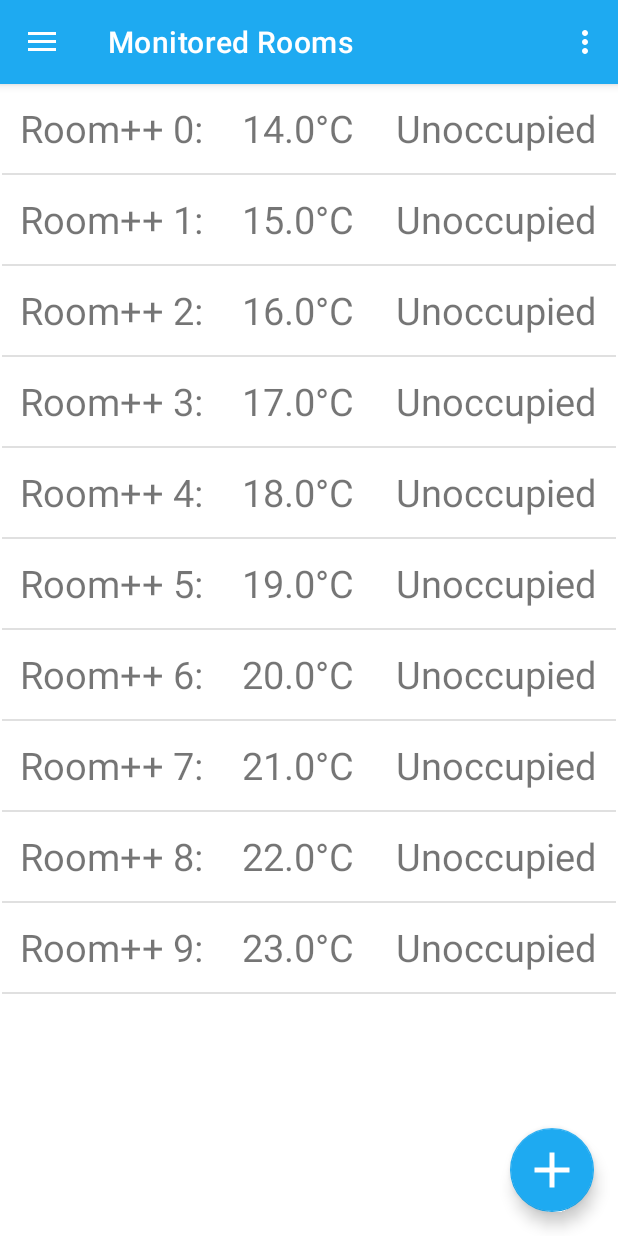
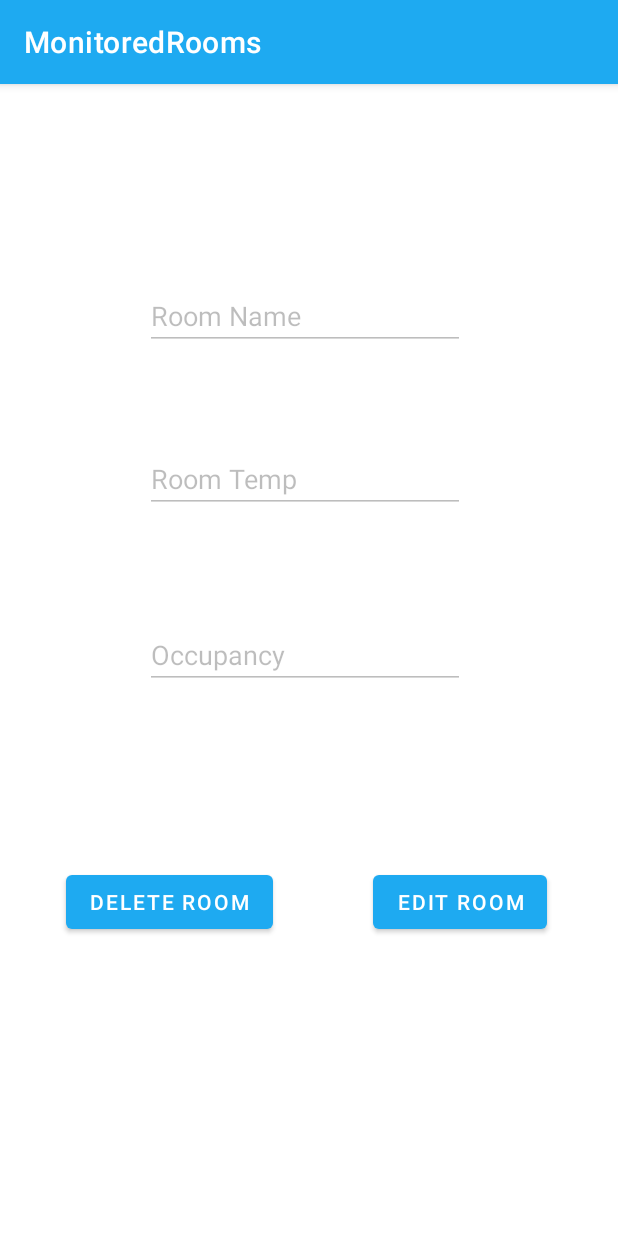
Before and after one commit to SimarjitBilkhuSB/MonitoredRooms, an Android app: the screen it shows after launch (MonitoredRoomsActivity before the commit, RoomProfileActivity after it), after a tap on an icon or button, on a phone screen of 412 x 824 dp. Run offline under Robolectric (Android 15) with nearby library versions, the phone set to English and light mode, and no system bars; our stand-ins replace Firebase (no records; nobody signed in at launch, a user with empty details on screens opened directly), navigation-ui.

Commit message:
Added room profile

```diff
--- a/MonitoredRooms/app/src/main/AndroidManifest.xml
+++ b/MonitoredRooms/app/src/main/AndroidManifest.xml
@@ -9,6 +9,7 @@
         android:roundIcon="@mipmap/ic_launcher_round"
         android:supportsRtl="true"
         android:theme="@style/Theme.MonitoredRooms">
+        <activity android:name=".RoomProfileActivity"></activity>
         <activity
             android:name=".MonitoredRoomsActivity"
             android:label="@string/title_activity_monitored_rooms"
--- /dev/null
+++ b/MonitoredRooms/app/src/main/java/com/example/monitoredrooms/RoomProfileActivity.java
@@ -0,0 +1,109 @@
+package com.example.monitoredrooms;
+
+import androidx.annotation.NonNull;
+import androidx.appcompat.app.AppCompatActivity;
+
+import android.content.Intent;
+import android.os.Bundle;
+import android.util.Log;
+import android.view.View;
+import android.widget.Button;
+import android.widget.EditText;
+
+import com.google.firebase.database.DataSnapshot;
+import com.google.firebase.database.DatabaseError;
+import com.google.firebase.database.DatabaseReference;
+import com.google.firebase.database.FirebaseDatabase;
+import com.google.firebase.database.Query;
+import com.google.firebase.database.ValueEventListener;
+
+import org.jetbrains.annotations.NotNull;
+
+import static android.content.ContentValues.TAG;
+
+public class RoomProfileActivity extends AppCompatActivity {
+    protected EditText mRoomName;
+    protected EditText mRoomTemp;
+    protected EditText mRoomOccupancyStatus;
+    protected EditText mEditRoomName;
+    protected EditText mEditMinTemp;
+    protected EditText mEditMaxTemp;
+    protected EditText mEditOccupancy;
+    protected Button mDeleteRoom;
+    protected Button mSaveChanges;
+    protected Button mEditRoom;
+    protected View mEditRoomLayout;
+
+    @Override
+    protected void onCreate(Bundle savedInstanceState) {
+        super.onCreate(savedInstanceState);
+        setContentView(R.layout.activity_room_profile);
+
+        FirebaseDatabase database = FirebaseDatabase.getInstance();
+
+        mRoomName = findViewById(R.id.roomName);
+        mRoomTemp = findViewById(R.id.roomTemp);
+        mRoomOccupancyStatus = findViewById(R.id.roomOccupancyStatus);
+        mDeleteRoom = findViewById(R.id.deleteRoom);
+        mEditRoom = findViewById(R.id.editRoom);
+        mSaveChanges = findViewById(R.id.saveChanges);
+        //mEditRoomName = mEditRoomLayout.findViewById(R.id.edit_roomName);
+        //mEditMinTemp = mEditRoomLayout.findViewById(R.id.edit_minTemp);
+        //mEditMaxTemp = mEditRoomLayout.findViewById(R.id.edit_maxTemp);
+        //mEditOccupancy = mEditRoomLayout.findViewById(R.id.edit_occupancy);
+        mEditRoomLayout = findViewById(R.id.edit_room_layout);
+
+        /** Assign text values to each of the text fields
+         * Take information from the database and set values.
+         * Database not yet created so assign values on hold.
+         */
+
+
+
+        //Make text fields not editable
+        mRoomName.setEnabled(false);
+        mRoomTemp.setEnabled(false);
+        mRoomOccupancyStatus.setEnabled(false);
+
+        mEditRoom.setOnClickListener(new View.OnClickListener() {
+            @Override
+            public void onClick(View v) {
+                //Make Room Profile Layout editable
+                mEditRoomLayout.setVisibility(View.VISIBLE);
+                mRoomName.setVisibility(View.GONE);
+                mRoomOccupancyStatus.setVisibility(View.GONE);
+                mRoomTemp.setVisibility(View.GONE);
+                //Remove delete room and edit room button from view and display save changes button
+                mDeleteRoom.setVisibility(View.GONE);
+                mEditRoom.setVisibility(View.GONE);
+                mSaveChanges.setVisibility(View.VISIBLE);
+
+            }
+        });
+
+        //Save the changes made into the database
+
+        /**
+         mSaveChanges.setOnClickListener(new View.OnClickListener() {
+        @Override
+        public void onClick(View v) {
+
+        }
+        });
+         */
+
+        //Delete the room from the database
+
+         mDeleteRoom.setOnClickListener(new View.OnClickListener() {
+        @Override
+        public void onClick(View v) {
+            //For Testing, deleting a hardcoded value
+            DatabaseReference ref = database.getReference("User").child("Room").child("e");
+            ref.removeValue();
+
+            startActivity(new Intent(RoomProfileActivity.this, MonitoredRoomsActivity.class));
+        }
+        });
+
+    }
+}
--- a/MonitoredRooms/app/src/main/java/com/example/monitoredrooms/ui/home/MonitoredRoomsFragment.java
+++ b/MonitoredRooms/app/src/main/java/com/example/monitoredrooms/ui/home/MonitoredRoomsFragment.java
@@ -1,6 +1,7 @@
 package com.example.monitoredrooms.ui.home;
 
 import android.content.DialogInterface;
+import android.content.Intent;
 import android.os.Bundle;
 import android.view.LayoutInflater;
 import android.view.Menu;
@@ -22,6 +23,7 @@ import androidx.fragment.app.Fragment;
 
 import com.example.monitoredrooms.AddRoomDialog;
 import com.example.monitoredrooms.R;
+import com.example.monitoredrooms.RoomProfileActivity;
 import com.example.monitoredrooms.databinding.FragmentFeature1Binding;
 import com.example.monitoredrooms.databinding.FragmentMonitoredRoomsBinding;
 import com.example.monitoredrooms.ui.feature1.Feature1Fragment;
@@ -31,6 +33,11 @@ import com.example.monitoredrooms.utility.SortByHighTemperature;
 import com.example.monitoredrooms.utility.SortByLowTemperature;
 import com.example.monitoredrooms.utility.SortByRoomName;
 import com.google.android.material.floatingactionbutton.FloatingActionButton;
+import com.google.firebase.database.DataSnapshot;
+import com.google.firebase.database.DatabaseError;
+import com.google.firebase.database.DatabaseReference;
+import com.google.firebase.database.FirebaseDatabase;
+import com.google.firebase.database.ValueEventListener;
 
 import org.jetbrains.annotations.NotNull;
 
@@ -160,7 +167,7 @@ public class MonitoredRoomsFragment extends Fragment implements DialogInterface.
                 goToRoomProfileActivity(room);
 
                 //for test purposes // remove eventually
-                Toast.makeText(getContext(), room.getRoomName(), Toast.LENGTH_LONG).show();
+                //Toast.makeText(getContext(), room.getRoomName(), Toast.LENGTH_LONG).show();
             }
         });
 
@@ -168,8 +175,9 @@ public class MonitoredRoomsFragment extends Fragment implements DialogInterface.
 
     private void goToRoomProfileActivity(Room room) {
         //create room profile activity
-        //Intent roomProfileIntent = new Intent(MonitoredRoomsFragment.this, RoomProfileActivity.class);
-        //roomProfileIntent.putExtra("Room", room);
+        Intent roomProfileIntent = new Intent(MonitoredRoomsFragment.this.getActivity(), RoomProfileActivity.class);
+        roomProfileIntent.putExtra("Room", room);
+        startActivity(roomProfileIntent);
     }
 
     //only for test purposes
@@ -181,6 +189,7 @@ public class MonitoredRoomsFragment extends Fragment implements DialogInterface.
             String roomName = "Room++ " + i +":"; //rooms can have 8 characters long names for now
             testRoomList.add(new Room(roomName, 14+i, 14-i, 2*14+i, "Unoccupied", 10));
         }
+
 
         //if the string is empty for some reason, set it to default
         if(sortByChoice == null){
--- /dev/null
+++ b/MonitoredRooms/app/src/main/res/layout/activity_room_profile.xml
@@ -0,0 +1,96 @@
+<?xml version="1.0" encoding="utf-8"?>
+<androidx.constraintlayout.widget.ConstraintLayout xmlns:android="http://schemas.android.com/apk/res/android"
+    xmlns:app="http://schemas.android.com/apk/res-auto"
+    xmlns:tools="http://schemas.android.com/tools"
+    android:layout_width="match_parent"
+    android:layout_height="match_parent">
+
+
+    <EditText
+        android:id="@+id/roomName"
+        android:layout_width="wrap_content"
+        android:layout_height="wrap_content"
+        android:ems="10"
+        android:hint="Room Name"
+        android:inputType="textPersonName"
+        android:text="Room Name"
+        app:layout_constraintBottom_toBottomOf="parent"
+        app:layout_constraintEnd_toEndOf="parent"
+        app:layout_constraintHorizontal_bias="0.487"
+        app:layout_constraintStart_toStartOf="parent"
+        app:layout_constraintTop_toTopOf="parent"
+        app:layout_constraintVertical_bias="0.183" />
+
+    <Button
+        android:id="@+id/editRoom"
+        android:layout_width="wrap_content"
+        android:layout_height="wrap_content"
+        android:text="Edit Room"
+        app:layout_constraintBottom_toBottomOf="parent"
+        app:layout_constraintEnd_toEndOf="parent"
+        app:layout_constraintHorizontal_bias="0.839"
+        app:layout_constraintStart_toStartOf="parent"
+        app:layout_constraintTop_toTopOf="parent"
+        app:layout_constraintVertical_bias="0.724" />
+
+    <Button
+        android:id="@+id/deleteRoom"
+        android:layout_width="wrap_content"
+        android:layout_height="wrap_content"
+        android:text="Delete Room"
+        app:layout_constraintBottom_toBottomOf="parent"
+        app:layout_constraintEnd_toEndOf="parent"
+        app:layout_constraintHorizontal_bias="0.16"
+        app:layout_constraintStart_toStartOf="parent"
+        app:layout_constraintTop_toTopOf="parent"
+        app:layout_constraintVertical_bias="0.724" />
+
+    <EditText
+        android:id="@+id/roomTemp"
+        android:layout_width="wrap_content"
+        android:layout_height="wrap_content"
+        android:ems="10"
+        android:hint="Room Temp"
+        android:inputType="textPersonName"
+        android:text="Room Temp"
+        app:layout_constraintBottom_toBottomOf="parent"
+        app:layout_constraintEnd_toEndOf="parent"
+        app:layout_constraintHorizontal_bias="0.487"
+        app:layout_constraintStart_toStartOf="parent"
+        app:layout_constraintTop_toBottomOf="@+id/roomName"
+        app:layout_constraintVertical_bias="0.116" />
+
+    <EditText
+        android:id="@+id/roomOccupancyStatus"
+        android:layout_width="wrap_content"
+        android:layout_height="wrap_content"
+        android:ems="10"
+        android:hint="Occupancy"
+        android:inputType="textPersonName"
+        android:text="Occupancy"
+        app:layout_constraintBottom_toBottomOf="parent"
+        app:layout_constraintEnd_toEndOf="parent"
+        app:layout_constraintHorizontal_bias="0.487"
+        app:layout_constraintStart_toStartOf="parent"
+        app:layout_constraintTop_toBottomOf="@+id/roomTemp"
+        app:layout_constraintVertical_bias="0.165" />
+
+    <Button
+        android:id="@+id/saveChanges"
+        android:layout_width="wrap_content"
+        android:layout_height="wrap_content"
+        android:text="Save Changes"
+        android:visibility="invisible"
+        app:layout_constraintBottom_toBottomOf="parent"
+        app:layout_constraintEnd_toEndOf="parent"
+        app:layout_constraintHorizontal_bias="0.498"
+        app:layout_constraintStart_toStartOf="parent"
+        app:layout_constraintTop_toBottomOf="@+id/roomOccupancyStatus"
+        app:layout_constraintVertical_bias="0.498" />
+
+    <include
+        android:id="@+id/edit_room_layout"
+        layout="@layout/edit_room_profile"
+        android:visibility="invisible" />
+
+</androidx.constraintlayout.widget.ConstraintLayout>
--- a/MonitoredRooms/build.gradle
+++ b/MonitoredRooms/build.gradle
@@ -5,7 +5,8 @@ buildscript {
         mavenCentral()
     }
     dependencies {
-        classpath "com.android.tools.build:gradle:4.2.1"
+        classpath "com.android.tools.build:gradle:4.2.2"
+        classpath 'com.google.gms:google-services:4.3.8'
 
         // NOTE: Do not place your application dependencies here; they belong
         // in the individual module build.gradle files
@@ -16,7 +17,7 @@ allprojects {
     repositories {
         google()
         mavenCentral()
-        jcenter() // Warning: this repository is going to shut down soon
+        //jcenter() // Warning: this repository is going to shut down soon
     }
 }
 
```
Also changed, not shown: MonitoredRooms/app/build.gradle (+6 -4 lines), MonitoredRooms/app/src/main/res/layout/edit_room_profile.xml (added, +87 -0 lines), 2 other files.
